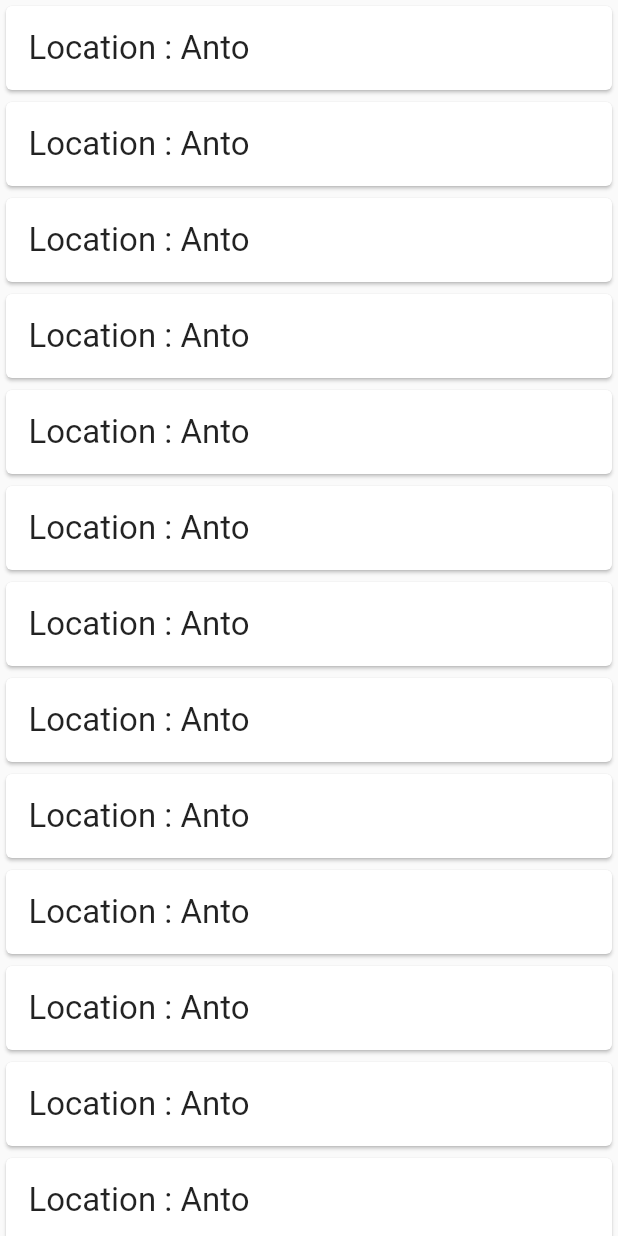
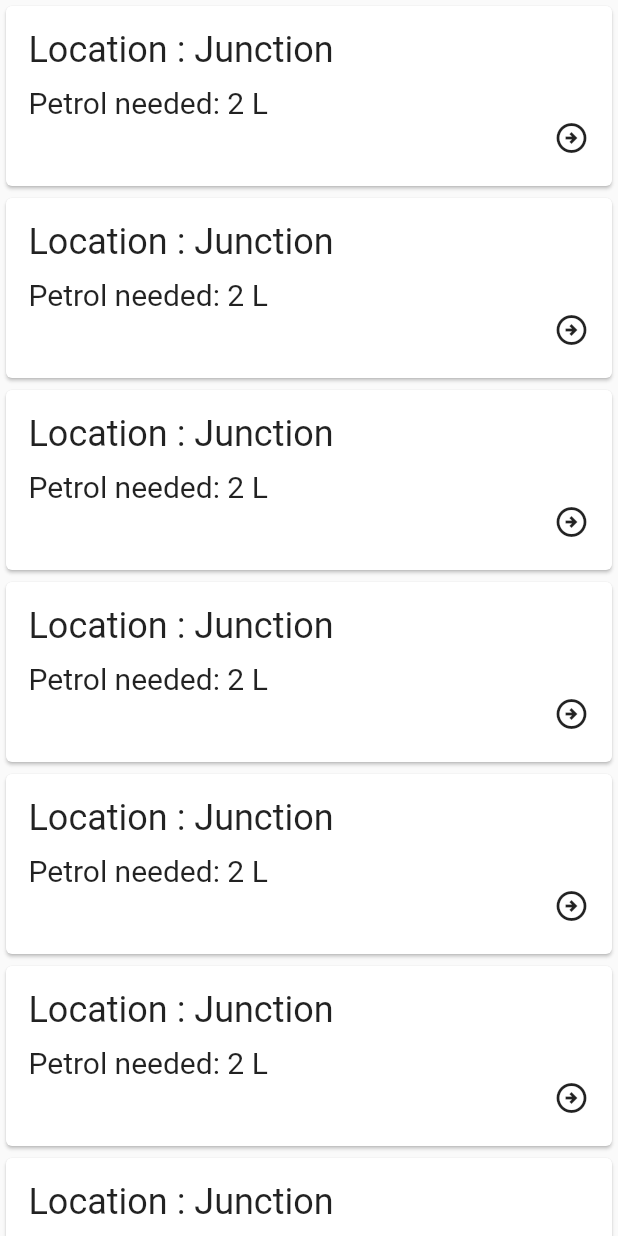
Before and after one commit to vikepk/out_of_gas, a Flutter app: the Helper screen opened by its route, on a phone screen of 412 x 824 dp. Run offline on Flutter 3.47's test engine with Material 2 defaults, Android fonts, the phone set to English and light mode, and no system bars; our stand-ins replace geolocator.

Commit message:
helper page designing

```diff
--- a/lib/main.dart
+++ b/lib/main.dart
@@ -2,7 +2,7 @@ import 'package:flutter/material.dart';
 
 import 'package:out_of_gas/splash_screen.dart';
 
-import 'current_location.dart';
+import 'package:out_of_gas/services/current_location.dart';
 
 import 'package:out_of_gas/services/map_utils.dart';
 import 'package:out_of_gas/services/map.dart';
--- a/lib/pages/first_page.dart
+++ b/lib/pages/first_page.dart
@@ -2,7 +2,7 @@ import 'package:flutter/material.dart';
 
 import 'package:out_of_gas/splash_screen.dart';
 
-import 'package:out_of_gas/current_location.dart';
+import 'package:out_of_gas/services/current_location.dart';
 
 import 'package:out_of_gas/services/map_utils.dart';
 import 'package:out_of_gas/services/map.dart';
--- a/lib/pages/helper_page.dart
+++ b/lib/pages/helper_page.dart
@@ -2,13 +2,13 @@ import 'package:flutter/material.dart';
 
 import 'package:out_of_gas/splash_screen.dart';
 
-import 'package:out_of_gas/current_location.dart';
+import 'package:out_of_gas/services/current_location.dart';
 
 import 'package:out_of_gas/services/map_utils.dart';
 import 'package:out_of_gas/services/map.dart';
 import 'package:out_of_gas/pages/first_page.dart';
 
-const String a = "Anto";
+const String location = "Junction";
 
 class Helper extends StatefulWidget {
   const Helper({super.key});
@@ -22,19 +22,44 @@ class _HelperState extends State<Helper> {
   Widget build(BuildContext context) {
     return Scaffold(
       body: ListView.builder(
-        itemCount: 20,
+        itemCount: 10,
         itemBuilder: (context, position) {
           return GestureDetector(
             onTap: () {
               Navigator.pushNamed(context, '/map');
             },
             child: Card(
-              child: Padding(
-                padding: const EdgeInsets.all(15.0),
-                child: Text(
-                  //(position + 1 ).toString(),
-                  "Location : $a                           ",
-                  style: TextStyle(fontSize: 22.0),
+              child: SizedBox(
+                width: 10,
+                height: 120,
+                child: Padding(
+                  padding: const EdgeInsets.all(15.0),
+                  child: Column(
+                    children: [
+                      Align(
+                        alignment: Alignment.centerLeft,
+                        child: Text(
+                          //(position + 1 ).toString(),
+                          "Location :" + " $location",
+                          style: TextStyle(fontSize: 24.0),
+                        ),
+                      ),
+                      SizedBox(
+                        height: 10,
+                      ),
+                      Align(
+                        alignment: Alignment.centerLeft,
+                        child: Text(
+                          "Petrol needed: 2 L",
+                          style: TextStyle(fontSize: 20.0),
+                        ),
+                      ),
+                      Align(
+                        alignment: Alignment.centerRight,
+                        child: Icon(Icons.arrow_circle_right_outlined),
+                      ),
+                    ],
+                  ),
                 ),
               ),
             ),
--- a/lib/splash_screen.dart
+++ b/lib/splash_screen.dart
@@ -1,7 +1,7 @@
 // ignore_for_file: camel_case_types, use_build_context_synchronously
 
 import 'package:flutter/material.dart';
-import 'package:out_of_gas/current_location.dart';
+import 'package:out_of_gas/services/current_location.dart';
 
 class splash extends StatefulWidget {
   const splash({super.key});
```
Also changed, not shown: lib/services/current_location.dart (renamed from lib/current_location.dart).
